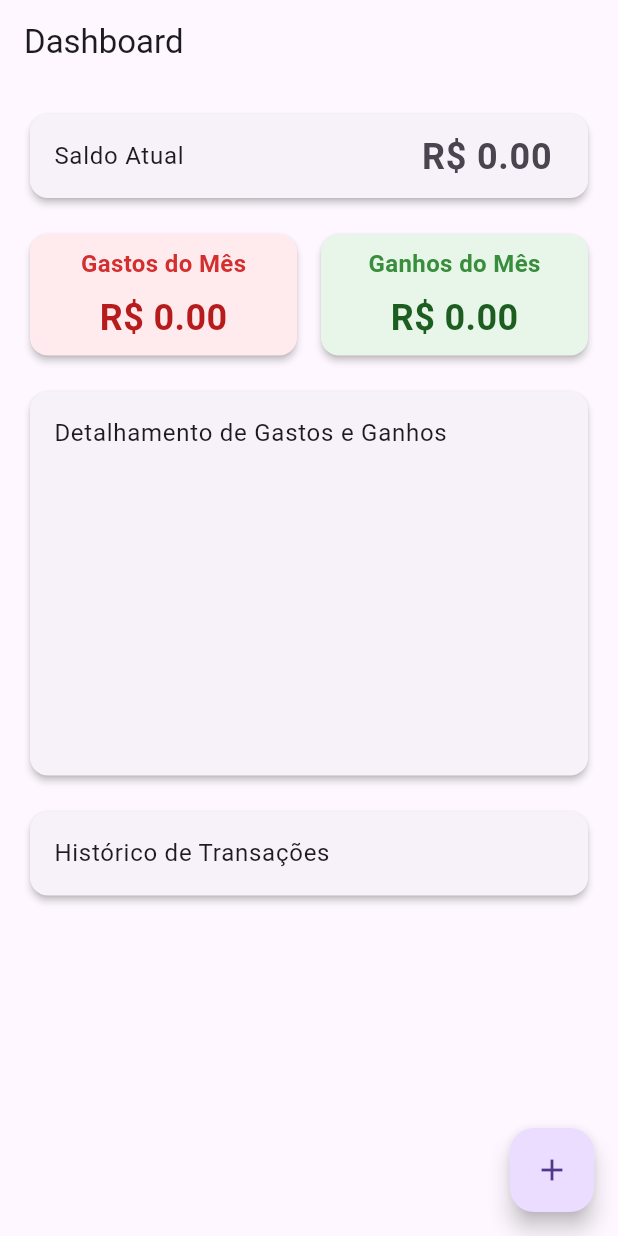
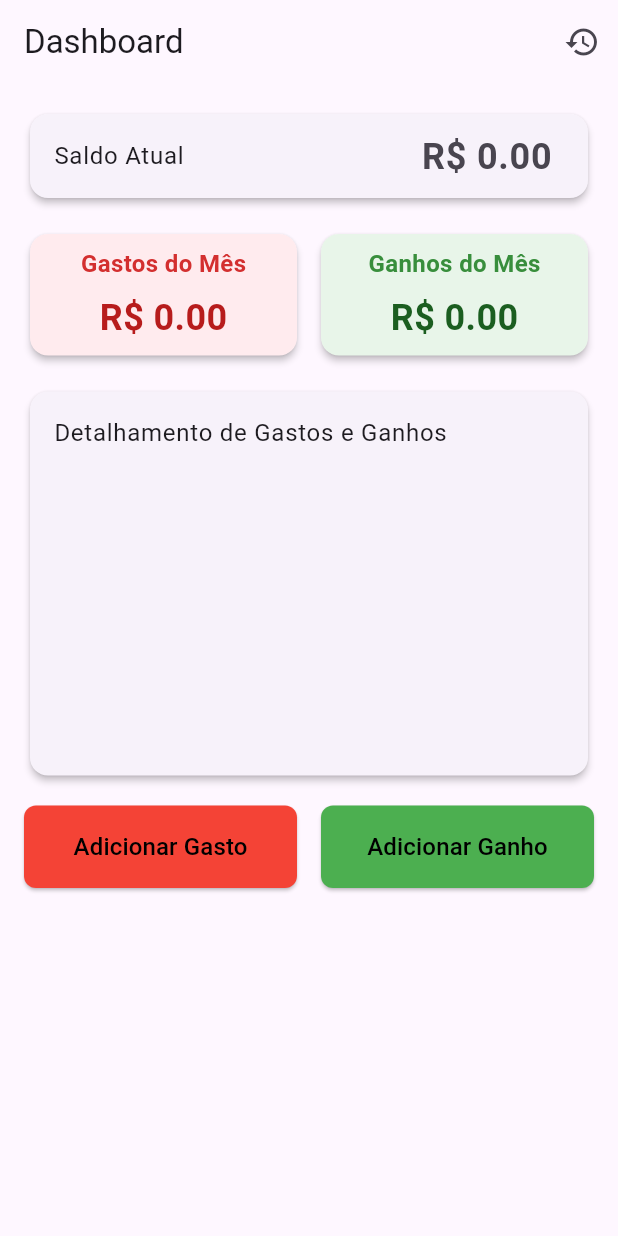
Before and after one commit to LuizBrugnera/expense-control-app, a Flutter app: the screen it shows after launch, on a phone screen of 412 x 824 dp. Run offline on Flutter 3.47's test engine with Material 3 defaults, Android fonts, the phone set to English and light mode, and no system bars; drawn by our look-alikes of fl_chart; our stand-ins replace sqflite; accounts and stored records are empty.

Commit message:
design update and historic graph update

```diff
--- a/lib/main.dart
+++ b/lib/main.dart
@@ -1,5 +1,6 @@
 import 'package:flutter/material.dart';
 import 'screens/dashboard_page.dart';
+import 'screens/history_page.dart';
 
 void main() {
   runApp(MyApp());
@@ -11,7 +12,11 @@ class MyApp extends StatelessWidget {
     return MaterialApp(
       title: 'Gerenciador Financeiro',
       theme: ThemeData(primarySwatch: Colors.blue),
-      home: DashboardPage(),
+      initialRoute: '/dashboard',
+      routes: {
+        '/dashboard': (context) => DashboardPage(),
+        '/history': (context) => HistoryPage(),
+      },
     );
   }
 }
--- a/lib/screens/dashboard_page.dart
+++ b/lib/screens/dashboard_page.dart
@@ -48,16 +48,18 @@ class _DashboardPageState extends State<DashboardPage> {
     fetchTransactions();
   }
 
-  Future<void> deleteTransaction(int id) async {
-    final db = DatabaseHelper.instance;
-    await db.deleteTransaction(id);
-    fetchTransactions();
-  }
-
   @override
   Widget build(BuildContext context) {
     return Scaffold(
-      appBar: AppBar(title: Text("Dashboard")),
+      appBar: AppBar(
+        title: Text("Dashboard"),
+        actions: [
+          IconButton(
+            icon: Icon(Icons.history),
+            onPressed: () => Navigator.pushNamed(context, '/history'),
+          ),
+        ],
+      ),
       body: SingleChildScrollView(
         child: Padding(
           padding: const EdgeInsets.all(16.0),
@@ -170,73 +172,64 @@ class _DashboardPageState extends State<DashboardPage> {
               ),
               SizedBox(height: 16),
 
-              // Histórico de Transações com Botão de Lixeira
-              Card(
-                elevation: 2,
-                child: Column(
+              // Botões para Adicionar Gastos e Ganhos
+              Row(
+                mainAxisAlignment: MainAxisAlignment.spaceEvenly,
                 children: [
-                    ListTile(
-                      title: Text("Histórico de Transações"),
-                    ),
-                    ...transactions.map((transaction) {
-                      return ListTile(
-                        title: Text(transaction.name),
-                        subtitle: Text(formatDate(transaction.date)),
-                        trailing: Row(
-                          mainAxisSize: MainAxisSize.min,
-                          children: [
-                            Text(
-                              "${transaction.type == 'gasto' ? '-' : '+'} ${formatCurrency(transaction.value)}",
-                              style: TextStyle(
-                                color: transaction.type == 'gasto'
-                                    ? Colors.red
-                                    : Colors.green,
-                                fontWeight: FontWeight.bold,
+                  // Botão de Adicionar Gasto
+                  Expanded(
+                    child: ElevatedButton(
+                      style: ElevatedButton.styleFrom(
+                        backgroundColor: Colors.red, // Fundo do botão
+                        foregroundColor: Colors.black, // Cor do texto
+                        padding: const EdgeInsets.symmetric(vertical: 16),
+                        shape: RoundedRectangleBorder(
+                          borderRadius: BorderRadius.circular(8),
                         ),
                       ),
-                            IconButton(
-                              icon: Icon(Icons.delete, color: Colors.red),
                       onPressed: () => showDialog(
                         context: context,
-                                builder: (context) => AlertDialog(
-                                  title: Text("Excluir Transação"),
-                                  content: Text(
-                                      "Deseja excluir a transação '${transaction.name}'?"),
-                                  actions: [
-                                    TextButton(
-                                      onPressed: () =>
-                                          Navigator.of(context).pop(),
-                                      child: Text("Cancelar"),
+                        builder: (context) => AddTransactionDialog(
+                          onAddTransaction: (name, value, type) =>
+                              addTransaction(name, value, 'gasto'),
                         ),
-                                    TextButton(
-                                      onPressed: () {
-                                        deleteTransaction(transaction.id!);
-                                        Navigator.of(context).pop();
-                                      },
-                                      child: Text("Excluir"),
                       ),
-                                  ],
+                      child: Text(
+                        "Adicionar Gasto",
+                        style: TextStyle(fontSize: 16),
+                      ),
+                    ),
+                  ),
+                  SizedBox(width: 16),
+                  // Botão de Adicionar Ganho
+                  Expanded(
+                    child: ElevatedButton(
+                      style: ElevatedButton.styleFrom(
+                        backgroundColor: Colors.green, // Fundo do botão
+                        foregroundColor: Colors.black, // Cor do texto
+                        padding: const EdgeInsets.symmetric(vertical: 16),
+                        shape: RoundedRectangleBorder(
+                          borderRadius: BorderRadius.circular(8),
+                        ),
+                      ),
+                      onPressed: () => showDialog(
+                        context: context,
+                        builder: (context) => AddTransactionDialog(
+                          onAddTransaction: (name, value, type) =>
+                              addTransaction(name, value, 'ganho'),
+                        ),
+                      ),
+                      child: Text(
+                        "Adicionar Ganho",
+                        style: TextStyle(fontSize: 16),
                       ),
                     ),
                   ),
                 ],
               ),
-                      );
-                    }).toList(),
             ],
           ),
         ),
-            ],
-          ),
-        ),
-      ),
-      floatingActionButton: FloatingActionButton(
-        onPressed: () => showDialog(
-          context: context,
-          builder: (context) =>
-              AddTransactionDialog(onAddTransaction: addTransaction),
-        ),
-        child: Icon(Icons.add),
       ),
     );
   }
```
Also changed, not shown: lib/screens/history_page.dart (added, +213 -0 lines). Lines whose indentation alone changed are shown as unchanged.
